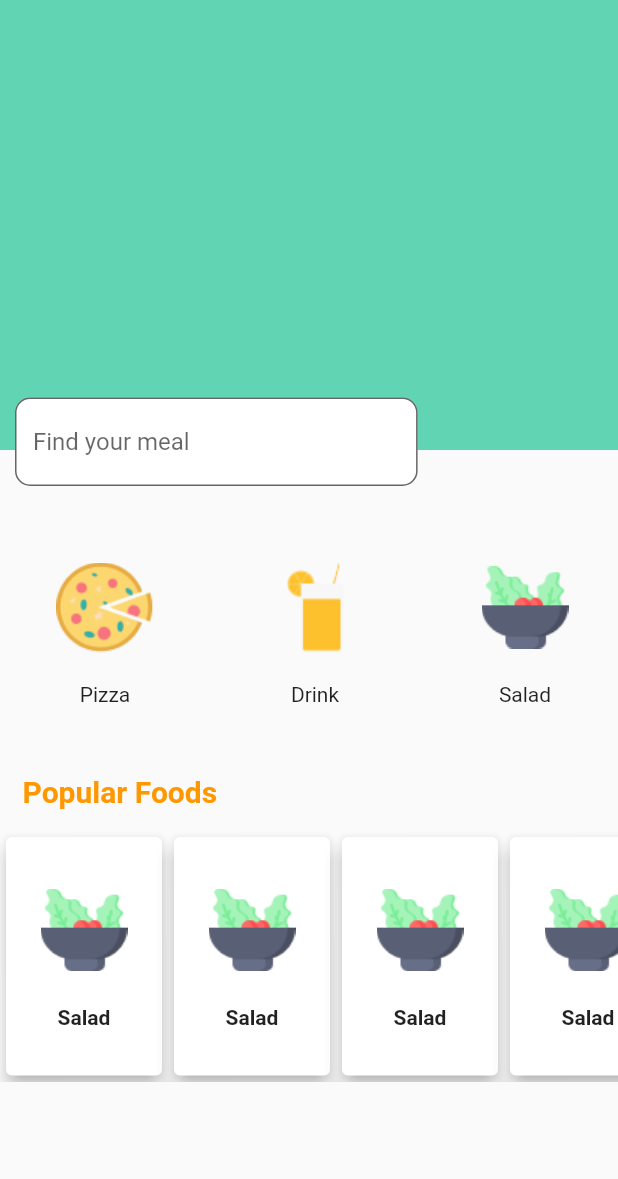
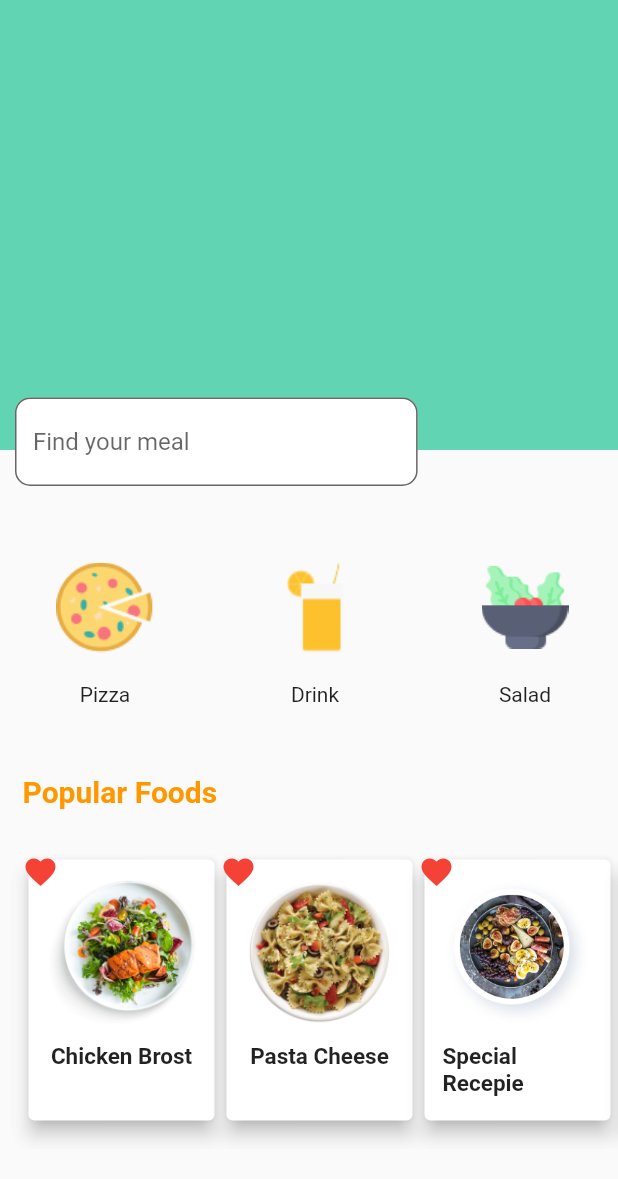
Before and after one commit to aysealmaci/FoodApp, a Flutter app: the HomePage screen opened directly, on a phone screen of 412 x 824 dp. Shown: the top 1179 px of the screen. Run offline on Flutter 3.47's test engine with Material 2 defaults, Android fonts, the phone set to English and light mode, and no system bars.

Commit message:
add some food pictures

```diff
--- a/food_app/lib/screens/home.dart
+++ b/food_app/lib/screens/home.dart
@@ -78,19 +78,24 @@ class HomePage extends StatelessWidget {
           ),
           SingleChildScrollView(
             scrollDirection: Axis.horizontal,
+            child: Padding(
+              padding: const EdgeInsets.all(15.0),
               child: Row(
                 children: [
                   PopularFoodWidget(
-                    food_picture_path: "assets/salad.png", food_name: "Salad"),
+                      food_picture_path: "assets/Chicken Brost.png",
+                      food_name: "Chicken Brost"),
                   PopularFoodWidget(
-                    food_picture_path: "assets/salad.png", food_name: "Salad"),
+                      food_picture_path: "assets/Pasta Cheese.png",
+                      food_name: "Pasta Cheese"),
                   PopularFoodWidget(
-                    food_picture_path: "assets/salad.png", food_name: "Salad"),
+                      food_picture_path: "assets/special recepie.png",
+                      food_name: "Special Recepie"),
                   PopularFoodWidget(
-                    food_picture_path: "assets/salad.png", food_name: "Salad"),
-                PopularFoodWidget(
-                    food_picture_path: "assets/salad.png", food_name: "Salad")
+                      food_picture_path: "assets/salad2.png",
+                      food_name: "Salad"),
                 ],
+              ),
             ),
           )
 
--- a/food_app/lib/widgets/popular_food_widget.dart
+++ b/food_app/lib/widgets/popular_food_widget.dart
@@ -11,22 +11,35 @@ class PopularFoodWidget extends StatelessWidget {
 
   @override
   Widget build(BuildContext context) {
-    return Card(
+    return Stack(
+      children: [
+        Card(
           elevation: 5,
           child: Padding(
             padding: const EdgeInsets.all(12.0),
             child: Container(
               decoration: BoxDecoration(),
-          height: 135,
-          width: 80,
+              height: 150,
+              width: 100,
               child: Column(
                 children: <Widget>[
                   Image.asset(food_picture_path, height: 100),
-              Text(food_name, style: TextStyle(fontWeight: FontWeight.bold)),
+                  SizedBox(
+                    height: 10,
+                  ),
+                  Text(food_name,
+                      style:
+                          TextStyle(fontWeight: FontWeight.bold, fontSize: 15)),
                 ],
               ),
             ),
           ),
+        ),
+        Icon(
+          Icons.favorite,
+          color: Colors.red,
+        )
+      ],
     );
   }
 }
```
Also changed, not shown: food_app/assets/Chicken Brost.png (added), food_app/assets/Pasta Cheese.png (added), food_app/assets/salad2.png (added), food_app/assets/special recepie.png (added). Lines whose indentation alone changed are shown as unchanged.
